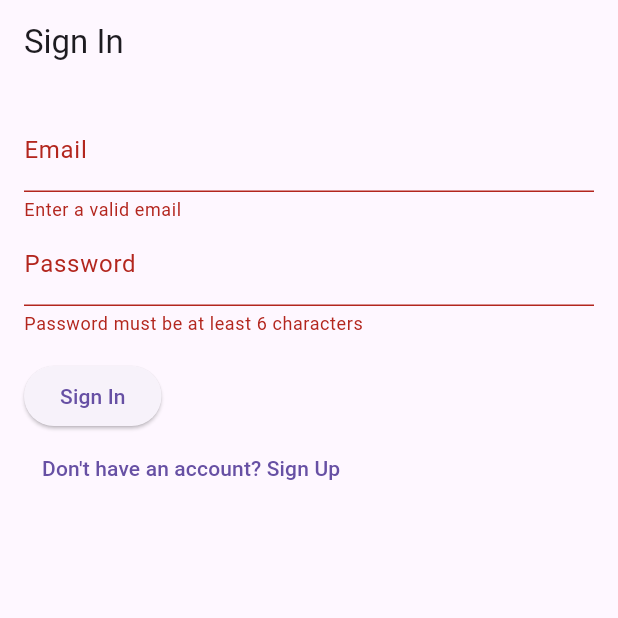
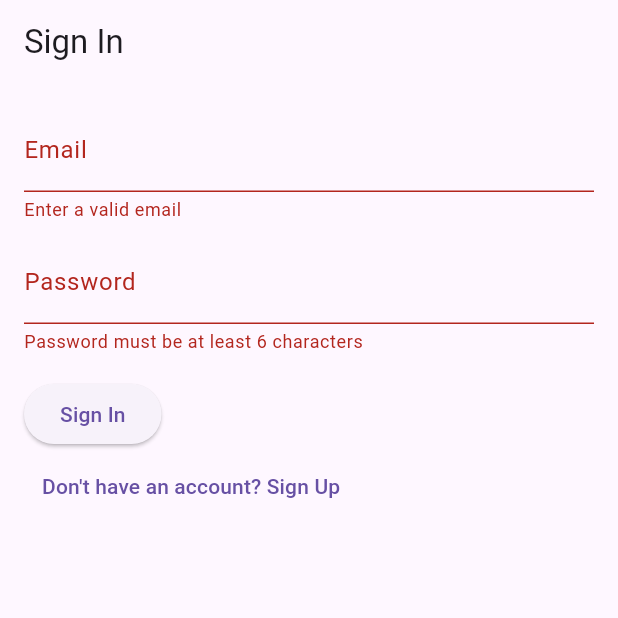
Before and after one commit to AhmedWael02/Hedieaty, a Flutter app: the screen it shows after launch, after a tap on "Sign In", on a phone screen of 412 x 824 dp, the top half of it. Run offline on Flutter 3.47's test engine with Material 3 defaults, Android fonts, the phone set to English and light mode, and no system bars; our stand-ins replace sqflite; accounts and stored records are empty.

Commit message:
Sign In with Sqflite Fixed

```diff
--- a/lib/views/sign_in_page.dart
+++ b/lib/views/sign_in_page.dart
@@ -12,18 +12,23 @@ class _SignInPageState extends State<SignInPage> {
   final TextEditingController _emailController = TextEditingController();
   final TextEditingController _passwordController = TextEditingController();
 
-  void _signIn() {
+  // Asynchronous sign-in method
+  void _signIn() async {
     if (_formKey.currentState!.validate()) {
-      // Add Firebase Authentication Logic Here
       String email = _emailController.text;
       String password = _passwordController.text;
 
-      // Replace this with your user authentication logic
-      bool isSignedIn = _userController.signIn(email, password);
+      // Use the updated sign-in logic
+      bool isSignedIn = await _userController.signIn(email, password);
 
       if (isSignedIn) {
+        // Navigate to the home page on successful sign-in
         Navigator.pushReplacementNamed(context, '/homePage');
+        ScaffoldMessenger.of(context).showSnackBar(
+          SnackBar(content: Text("Sign-in successful!")),
+        );
       } else {
+        // Display an error message for invalid credentials
         ScaffoldMessenger.of(context).showSnackBar(
           SnackBar(content: Text("Invalid email or password")),
         );
@@ -48,6 +53,7 @@ class _SignInPageState extends State<SignInPage> {
                 validator: (value) =>
                 value == null || !value.contains('@') ? "Enter a valid email" : null,
               ),
+              SizedBox(height: 12),
               TextFormField(
                 controller: _passwordController,
                 decoration: InputDecoration(labelText: "Password"),
```
